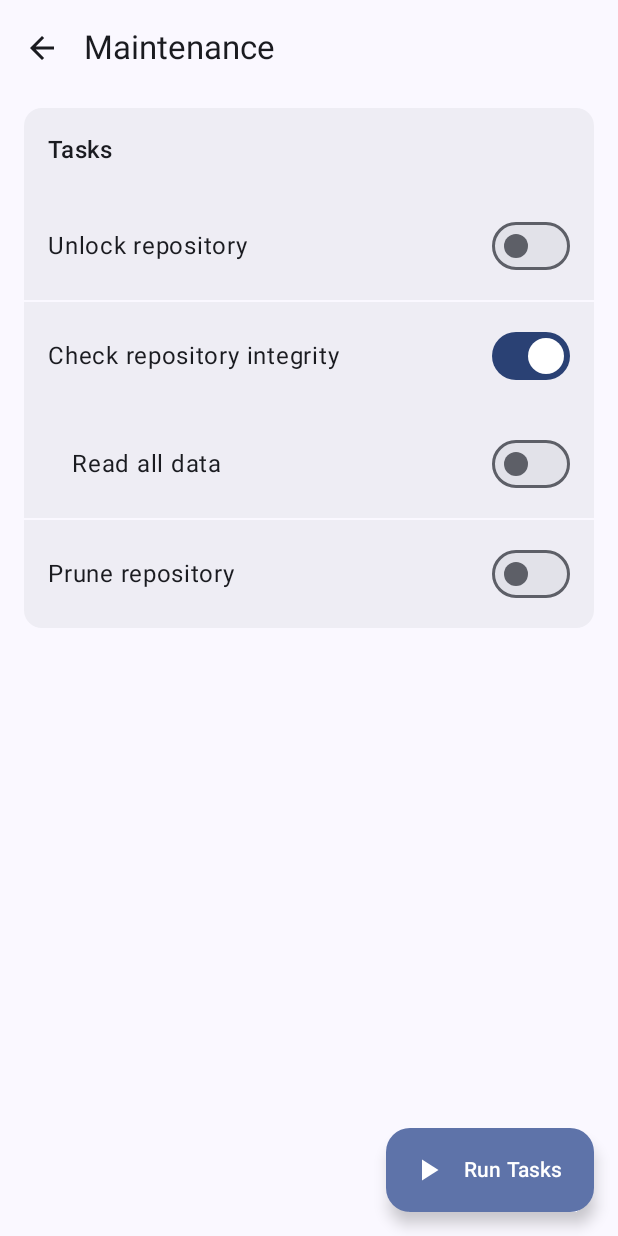
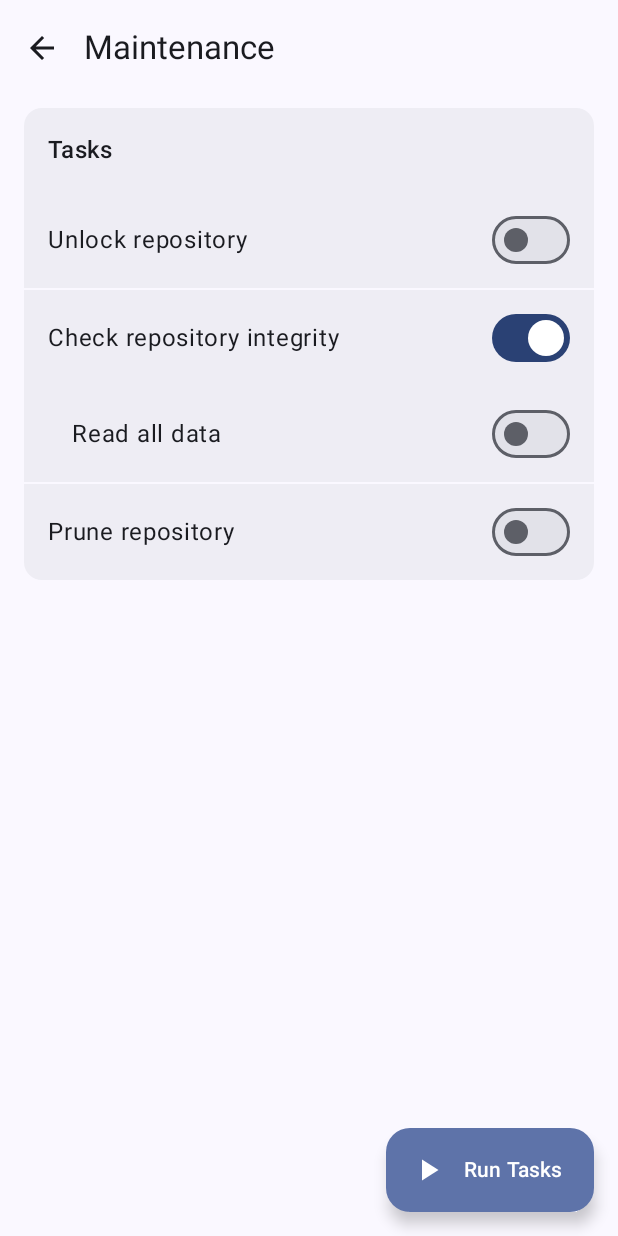
Before and after one commit to hddq/restoid, an Android app built with Jetpack Compose: the MaintenanceScreen screen opened through its navigation route, on a phone screen of 412 x 824 dp. Run offline under Robolectric (Android 15) with nearby library versions, the phone set to English and light mode, and no system bars; libraries missing offline, so code that uses them is left out: com.topjohnwu.superuser, org.apache.commons; pictures from the network do not load.

Commit message:
refactor: Reduce vertical padding in list items
This commit reduces the vertical padding for list items across multiple screens to create a more compact layout.

```diff
--- a/app/src/main/java/io/github/hddq/restoid/ui/screens/BackupScreen.kt
+++ b/app/src/main/java/io/github/hddq/restoid/ui/screens/BackupScreen.kt
@@ -180,7 +180,7 @@ fun AppListItem(app: AppInfo, onToggle: () -> Unit) {
         modifier = Modifier
             .fillMaxWidth()
             .clickable(onClick = onToggle)
-            .padding(horizontal = 16.dp, vertical = 12.dp),
+            .padding(horizontal = 16.dp, vertical = 8.dp),
         verticalAlignment = Alignment.CenterVertically
     ) {
         Image(
@@ -213,7 +213,7 @@ fun BackupTypeToggle(label: String, checked: Boolean, onCheckedChange: (Boolean)
         modifier = Modifier
             .fillMaxWidth()
             .clickable { onCheckedChange(!checked) }
-            .padding(horizontal = 16.dp, vertical = 12.dp),
+            .padding(horizontal = 16.dp, vertical = 8.dp),
         verticalAlignment = Alignment.CenterVertically
     ) {
         Text(
--- a/app/src/main/java/io/github/hddq/restoid/ui/screens/HomeScreen.kt
+++ b/app/src/main/java/io/github/hddq/restoid/ui/screens/HomeScreen.kt
@@ -176,7 +176,7 @@ private fun SnapshotItem(snapshotWithMetadata: SnapshotWithMetadata, apps: List<
         modifier = Modifier
             .fillMaxWidth()
             .clickable(onClick = onClick)
-            .padding(16.dp),
+            .padding(horizontal = 16.dp, vertical = 12.dp),
         verticalArrangement = Arrangement.spacedBy(8.dp)
     ) {
         Row(
--- a/app/src/main/java/io/github/hddq/restoid/ui/screens/MaintenanceScreen.kt
+++ b/app/src/main/java/io/github/hddq/restoid/ui/screens/MaintenanceScreen.kt
@@ -133,7 +133,7 @@ fun MaintenanceTaskToggle(label: String, checked: Boolean, onCheckedChange: (Boo
         modifier = Modifier
             .fillMaxWidth()
             .clickable { onCheckedChange(!checked) }
-            .padding(horizontal = 16.dp, vertical = 12.dp),
+            .padding(horizontal = 16.dp, vertical = 8.dp),
         verticalAlignment = Alignment.CenterVertically
     ) {
         Text(
--- a/app/src/main/java/io/github/hddq/restoid/ui/screens/RestoreScreen.kt
+++ b/app/src/main/java/io/github/hddq/restoid/ui/screens/RestoreScreen.kt
@@ -199,7 +199,7 @@ fun RestoreTypeToggle(label: String, checked: Boolean, onCheckedChange: (Boolean
         modifier = Modifier
             .fillMaxWidth()
             .clickable { onCheckedChange(!checked) }
-            .padding(horizontal = 16.dp, vertical = 12.dp),
+            .padding(horizontal = 16.dp, vertical = 8.dp),
         verticalAlignment = Alignment.CenterVertically
     ) {
         Text(
@@ -223,7 +223,7 @@ private fun RestoreAppListItem(detail: BackupDetail, allowDowngrade: Boolean, on
         modifier = Modifier
             .fillMaxWidth()
             .clickable(enabled = isEnabled, onClick = onToggle)
-            .padding(horizontal = 16.dp, vertical = 12.dp),
+            .padding(horizontal = 16.dp, vertical = 8.dp),
         verticalAlignment = Alignment.CenterVertically
     ) {
         Image(
--- a/app/src/main/java/io/github/hddq/restoid/ui/screens/SnapshotDetailsScreen.kt
+++ b/app/src/main/java/io/github/hddq/restoid/ui/screens/SnapshotDetailsScreen.kt
@@ -82,7 +82,7 @@ fun SnapshotDetailsScreen(
             snapshot != null -> {
                 LazyColumn(
                     modifier = Modifier.weight(1f),
-                    contentPadding = PaddingValues(bottom = 80.dp),
+                    contentPadding = PaddingValues(bottom = 80.dp, top = 8.dp),
                     verticalArrangement = Arrangement.spacedBy(16.dp)
                 ) {
                     item {
@@ -149,7 +149,7 @@ fun SnapshotDetailsHeader(snapshot: SnapshotInfo) {
 @Composable
 fun BackedUpAppItem(detail: BackupDetail) {
     val context = LocalContext.current
-    Row(modifier = Modifier.padding(16.dp), verticalAlignment = Alignment.Top) {
+    Row(modifier = Modifier.padding(horizontal = 16.dp, vertical = 8.dp), verticalAlignment = Alignment.Top) {
         Image(
             painter = rememberAsyncImagePainter(model = detail.appInfo.icon),
             contentDescription = null,
```
